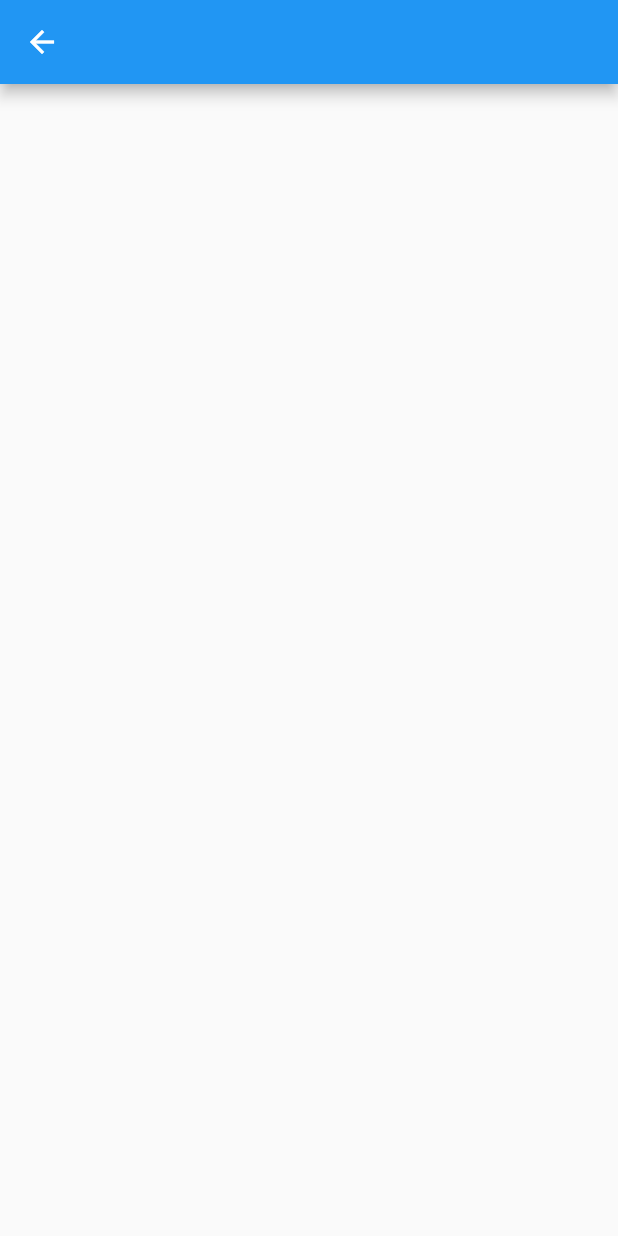
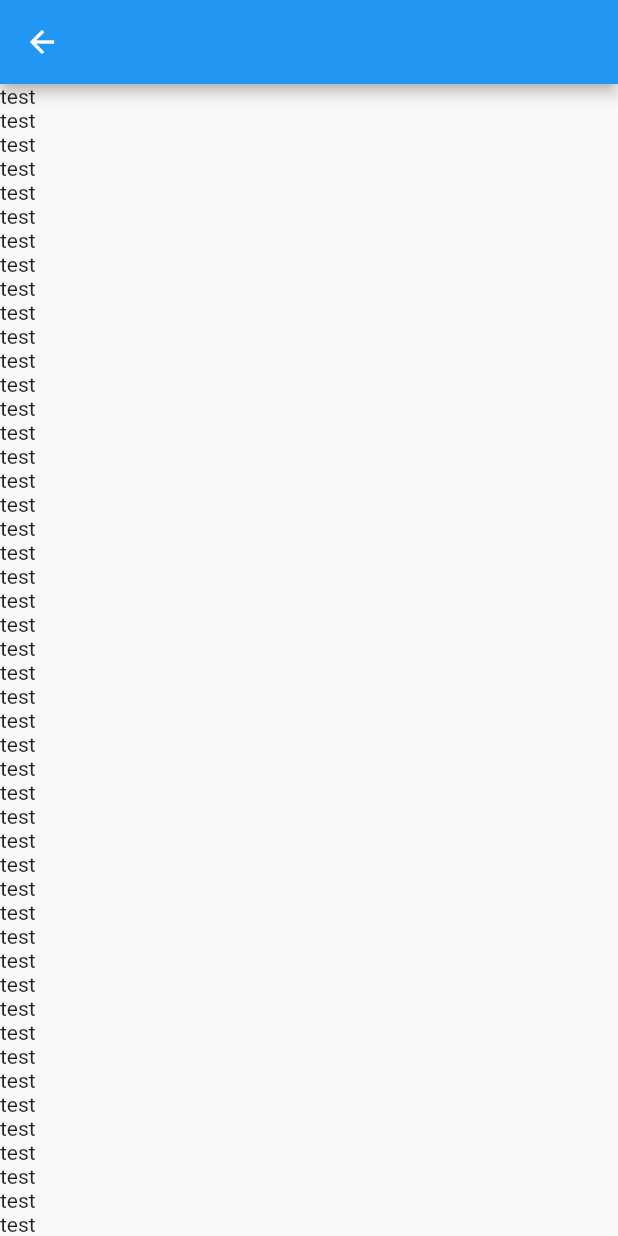
Before and after one commit to alexregiani/store_app, a Flutter app: the DetailsPage screen opened directly, on a phone screen of 412 x 824 dp. Run offline on Flutter 3.47's test engine with Material 2 defaults, Android fonts, the phone set to English and light mode, and no system bars.

Commit message:
changes in details_page
started implementing ListView

```diff
--- a/lib/details_page.dart
+++ b/lib/details_page.dart
@@ -5,6 +5,15 @@ class DetailsPage extends StatelessWidget {
 
   @override
   Widget build(BuildContext context) {
-    return Scaffold(appBar: AppBar());
+    final items = List.generate(50, (i) => i);
+    print(items);
+    return Scaffold(
+        appBar: AppBar(),
+        body: ListView.builder(
+          itemCount: items.length,
+          itemBuilder: (context, index) {
+            return Text('test');
+          },
+        ));
   }
 }
```
